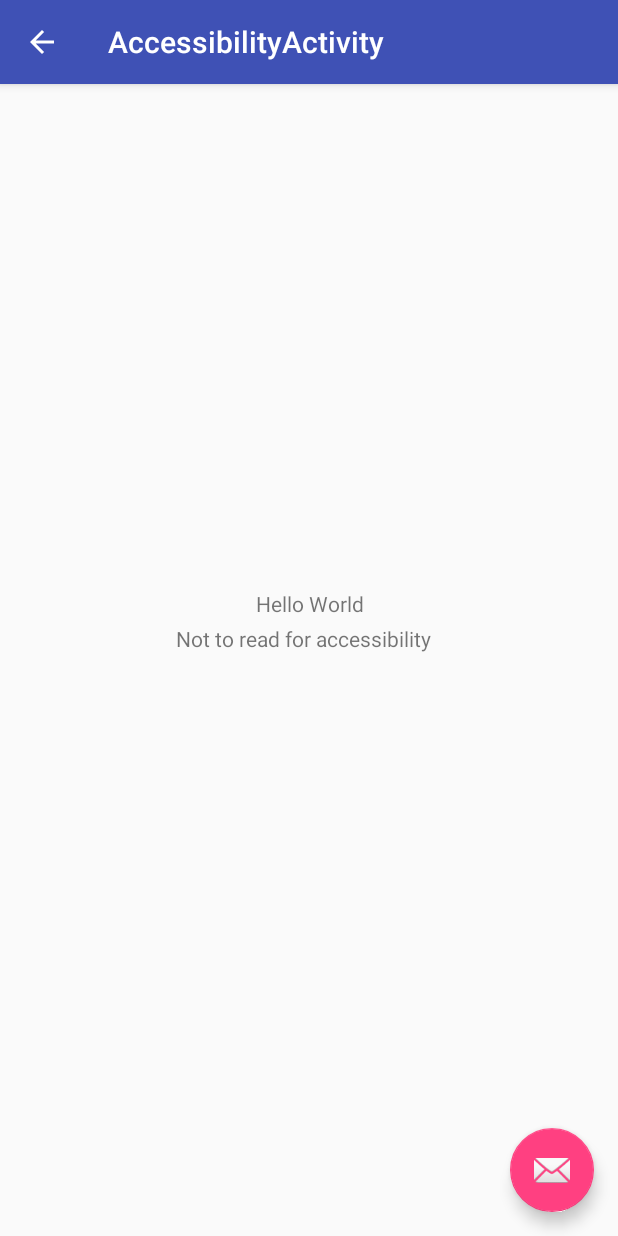
After one commit to pankajnimgade/ConfigureBuilds, an Android app: the AccessibilityActivity screen opened directly, with no data from a screen before it, on a phone screen of 412 x 824 dp. The commit adds this screen. Run offline under Robolectric (Android 15) with nearby library versions, the phone set to English and light mode, and no system bars.

Commit message:
added accessibility example

```diff
--- /dev/null
+++ b/app/src/main/java/configure/test/configurebuilds/activities/accessibility/AccessibilityActivity.java
@@ -0,0 +1,33 @@
+package configure.test.configurebuilds.activities.accessibility;
+
+import android.os.Bundle;
+import android.support.design.widget.FloatingActionButton;
+import android.support.design.widget.Snackbar;
+import android.support.v7.app.AppCompatActivity;
+import android.support.v7.widget.Toolbar;
+import android.view.View;
+
+import configure.test.configurebuilds.R;
+
+
+public class AccessibilityActivity extends AppCompatActivity {
+
+    @Override
+    protected void onCreate(Bundle savedInstanceState) {
+        super.onCreate(savedInstanceState);
+        setContentView(R.layout.activity_accessibility);
+        Toolbar toolbar = (Toolbar) findViewById(R.id.toolbar);
+        setSupportActionBar(toolbar);
+
+        FloatingActionButton fab = (FloatingActionButton) findViewById(R.id.fab);
+        fab.setOnClickListener(new View.OnClickListener() {
+            @Override
+            public void onClick(View view) {
+                Snackbar.make(view, "Replace with your own action", Snackbar.LENGTH_LONG)
+                        .setAction("Action", null).show();
+            }
+        });
+        getSupportActionBar().setDisplayHomeAsUpEnabled(true);
+    }
+
+}
--- /dev/null
+++ b/app/src/main/res/layout/activity_accessibility.xml
@@ -0,0 +1,33 @@
+<?xml version="1.0" encoding="utf-8"?>
+<android.support.design.widget.CoordinatorLayout xmlns:android="http://schemas.android.com/apk/res/android"
+    xmlns:app="http://schemas.android.com/apk/res-auto"
+    xmlns:tools="http://schemas.android.com/tools"
+    android:layout_width="match_parent"
+    android:layout_height="match_parent"
+    tools:context="configure.test.configurebuilds.activities.accessibility.AccessibilityActivity">
+
+    <android.support.design.widget.AppBarLayout
+        android:layout_width="match_parent"
+        android:layout_height="wrap_content"
+        android:theme="@style/AppTheme.AppBarOverlay">
+
+        <android.support.v7.widget.Toolbar
+            android:id="@+id/toolbar"
+            android:layout_width="match_parent"
+            android:layout_height="?attr/actionBarSize"
+            android:background="?attr/colorPrimary"
+            app:popupTheme="@style/AppTheme.PopupOverlay" />
+
+    </android.support.design.widget.AppBarLayout>
+
+    <include layout="@layout/content_accessibility" />
+
+    <android.support.design.widget.FloatingActionButton
+        android:id="@+id/fab"
+        android:layout_width="wrap_content"
+        android:layout_height="wrap_content"
+        android:layout_gravity="bottom|end"
+        android:layout_margin="@dimen/fab_margin"
+        app:srcCompat="@android:drawable/ic_dialog_email" />
+
+</android.support.design.widget.CoordinatorLayout>
--- /dev/null
+++ b/app/src/main/res/layout/content_accessibility.xml
@@ -0,0 +1,38 @@
+<?xml version="1.0" encoding="utf-8"?>
+<ScrollView xmlns:android="http://schemas.android.com/apk/res/android"
+    xmlns:tools="http://schemas.android.com/tools"
+    android:layout_width="match_parent"
+    android:layout_height="match_parent"
+    tools:context="configure.test.configurebuilds.activities.accessibility.AccessibilityActivity"
+    tools:showIn="@layout/activity_accessibility">
+
+    <LinearLayout
+        android:layout_width="match_parent"
+        android:layout_height="match_parent"
+        android:layout_gravity="center"
+        android:gravity="center"
+        android:orientation="vertical">
+
+        <TextView
+            android:layout_width="wrap_content"
+            android:layout_height="wrap_content"
+            android:layout_gravity="center"
+            android:layout_margin="4dp"
+            android:contentDescription="@string/_1_2_3_4_5_6_7_8_9"
+            android:gravity="center"
+            android:text="Hello World" />
+
+        <TextView
+            android:layout_width="match_parent"
+            android:layout_height="wrap_content"
+            android:layout_gravity="center"
+            android:layout_marginRight="4dp"
+            android:contentDescription="@null"
+            android:gravity="center"
+            android:importantForAccessibility="no"
+            android:text="@string/not_to_read_for_accessibility" />
+
+
+    </LinearLayout>
+
+</ScrollView>
--- a/app/src/main/res/values/strings.xml
+++ b/app/src/main/res/values/strings.xml
@@ -13,4 +13,7 @@
     <string name="title_activity_custom_tab_layout">CustomTabLayoutActivity</string>
     <string name="title_activity_expresso_test">ExpressoTestActivity</string>
     <string name="title_activity_super_script">SuperScriptActivity</string>
+    <string name="title_activity_accessibility">AccessibilityActivity</string>
+    <string name="_1_2_3_4_5_6_7_8_9">1 2 3 4 5 6 7 8 9</string>
+    <string name="not_to_read_for_accessibility">Not to read for accessibility</string>
 </resources>
--- a/build.gradle
+++ b/build.gradle
@@ -1,7 +1,7 @@
 // Top-level build file where you can add configuration options common to all sub-projects/modules.
 
 buildscript {
-    ext.kotlin_version = '1.2.40'
+    ext.kotlin_version = '1.2.41'
     repositories {
         google()
         jcenter()
@@ -10,7 +10,7 @@ buildscript {
         }
     }
     dependencies {
-        classpath 'com.android.tools.build:gradle:3.1.1'
+        classpath 'com.android.tools.build:gradle:3.1.2'
         classpath "org.jetbrains.kotlin:kotlin-gradle-plugin:$kotlin_version"
 
         // NOTE: Do not place your application dependencies here; they belong
@@ -33,4 +33,5 @@ task clean(type: Delete) {
 
 ext {
     gsonVersion = '2.8.2'
+    supportVersion = '27.1.1'
 }
```
Also changed, not shown: app/build.gradle (+5 -5 lines), app/src/main/AndroidManifest.xml (+9 -0 lines), app/src/main/java/configure/test/configurebuilds/activities/superscript/SuperScriptActivity.java (+11 -3 lines), app/src/main/java/configure/test/configurebuilds/application/model/ActivityItem.kt (+2 -0 lines), 1 other file.
